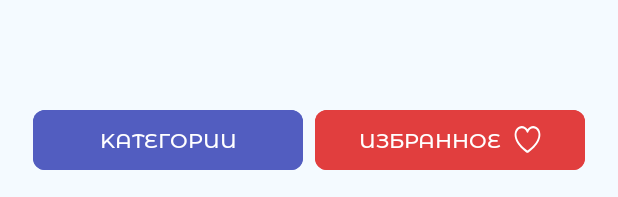
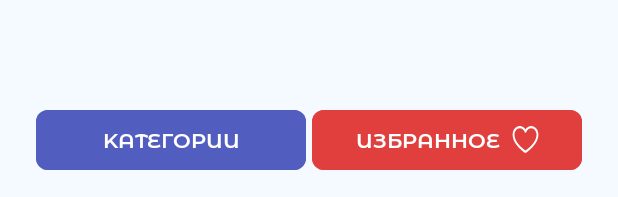
Before and after one commit to Skip314/RecipeApp, an Android app: the layout activity_main.xml on its own in the app's theme, with its tools: preview values and no code run, on a phone screen of 412 x 824 dp. Shown: the part 1036-1233 px from the top of the screen. Run offline under Robolectric (Android 15) with nearby library versions, the phone set to English and light mode, and no system bars.

Commit message:
RA-03 create navigation buttons fix hard nums v2

```diff
--- a/app/src/main/res/layout/activity_main.xml
+++ b/app/src/main/res/layout/activity_main.xml
@@ -24,7 +24,7 @@
             style="@style/StyleNavButton"
             android:layout_width="@dimen/main_btn_width"
             android:layout_height="wrap_content"
-            android:layout_marginEnd="@dimen/main_layout_btn_gap"
+            android:layout_marginEnd="@dimen/main_layout_btn_margin_gap"
             android:backgroundTint="@color/btn_category_color"
             android:text="kateгopuu" />
 
@@ -33,6 +33,7 @@
             style="@style/StyleNavButton"
             android:layout_width="@dimen/main_btn_width"
             android:layout_height="wrap_content"
+            android:layout_marginStart="@dimen/main_layout_btn_margin_gap"
             android:backgroundTint="@color/btn_favorite_color"
             android:text="uзбpahhoe"
             app:icon="@drawable/ic_heart"
--- a/app/src/main/res/values/dimens.xml
+++ b/app/src/main/res/values/dimens.xml
@@ -4,7 +4,6 @@
     <dimen name="main_btn_corner_radius">8dp</dimen>
     <dimen name="main_btn_width">180dp</dimen>
     <dimen name="main_layout_btn_margin">16dp</dimen>
+    <dimen name="main_layout_btn_margin_gap">2dp</dimen>
     <dimen name="main_layout_btn_margin_end">8dp</dimen>
-    <dimen name="main_layout_btn_gap">8dp</dimen>
-
 </resources>
--- a/app/src/main/res/values/styles.xml
+++ b/app/src/main/res/values/styles.xml
@@ -3,7 +3,7 @@
 
     <style name="StyleTitle14" parent="TextAppearance.AppCompat">
         <item name="android:textSize">14sp</item>
-        <item name="fontFamily">@font/montserrat_alternates_medium</item>
+        <item name="fontFamily">@font/montserrat_alternates_semi_bold</item>
         <item name="textAllCaps">true</item>
         <item name="android:textColor">@color/white</item>
     </style>
@@ -11,7 +11,7 @@
     <style name="StyleNavButton" parent="Widget.Material3.Button">
         <item name="android:textAppearance">@style/StyleTitle14</item>
         <item name="cornerRadius">@dimen/main_btn_corner_radius</item>
-        <item name="android:paddingVertical">1dp</item>
+        <item name="android:paddingVertical">10dp</item>
         <item name="android:paddingHorizontal">2dp</item>
     </style>
 
```
Also changed, not shown: app/src/main/res/font/montserrat_alternates_semi_bold.ttf (added).
